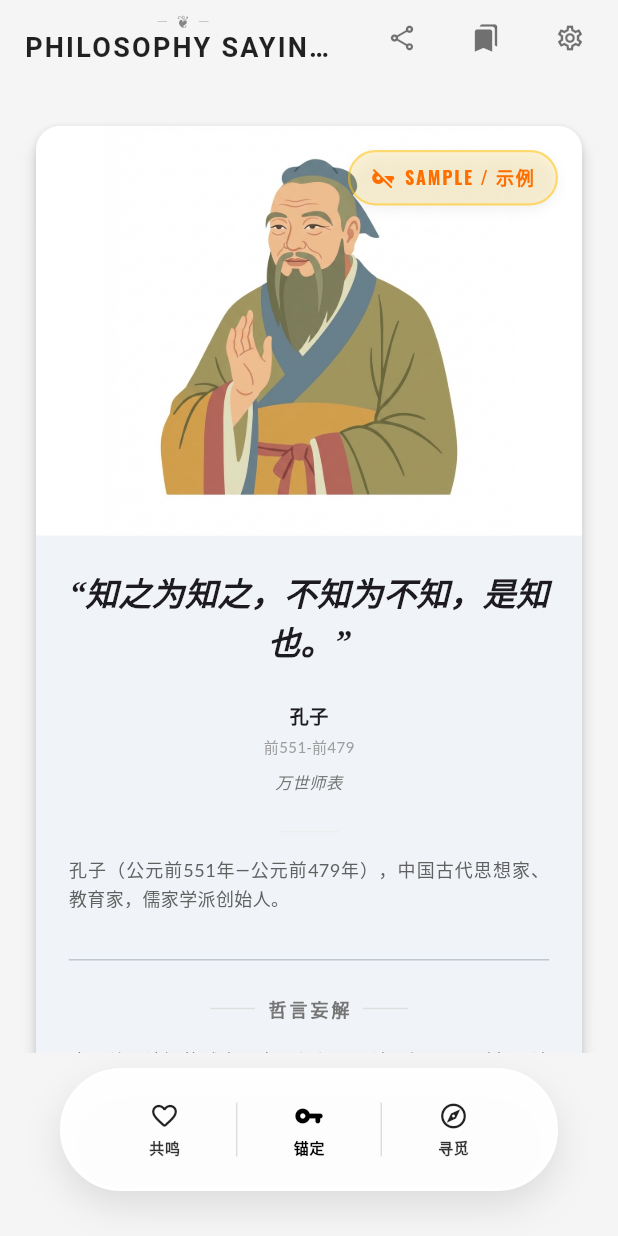
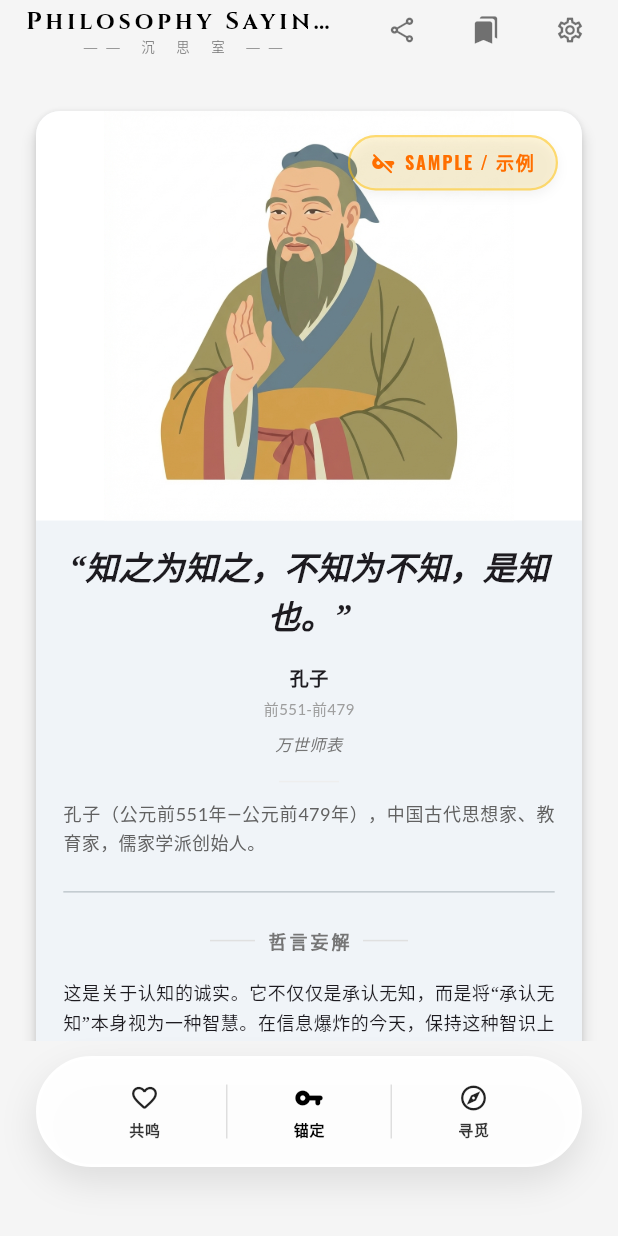
Before and after one commit to Sparkle6979/PhilosophySayings, a Flutter app: the HomePage screen opened directly, on a phone screen of 412 x 824 dp. Run offline on Flutter 3.47's test engine with Material 3 defaults, Android fonts, the phone set to English and light mode, and no system bars; our stand-ins replace cross_file, device_preview, google_fonts, share_plus, shared_preferences, sqflite; missing offline and left inert: langchain, langchain_openai; accounts and stored records are empty.

Commit message:
style(ui): compact mobile layout to maximize content visibility

```diff
--- a/lib/ui/pages/home_page.dart
+++ b/lib/ui/pages/home_page.dart
@@ -128,24 +128,22 @@
         title: Column(
           mainAxisSize: MainAxisSize.min,
           children: [
-            // 装饰性花纹 (Typographic Decoration)
-            const Text(
-              '— ❦ —',
-              style: TextStyle(
-                fontSize: 10,
-                color: Colors.black45,
-                fontWeight: FontWeight.w300,
-                letterSpacing: 2.0,
+            const SizedBox(height: 2), // Reduced from 8
+            Text(
+              "Philosophy Sayings",
+              style: GoogleFonts.cinzel(
+                fontSize: 16, // Reduced from 18
+                fontWeight: FontWeight.w700,
+                letterSpacing: 2.5,
               ),
             ),
-            // 主标题
+            const SizedBox(height: 1), // Reduced from 4
             Text(
-              'PHILOSOPHY SAYINGS',
-              style: GoogleFonts.imFellEnglishSc(
-                fontSize: 18,
-                fontWeight: FontWeight.bold,
-                color: Colors.black87,
-                letterSpacing: 1.5,
+              "—— 沉 思 室 ——",
+              style: GoogleFonts.notoSerif(
+                fontSize: 9, // Reduced from 10
+                letterSpacing: 6.0,
+                color: Colors.black54,
               ),
             ),
           ],
@@ -154,7 +152,7 @@
         elevation: 0,
         backgroundColor: Colors.transparent, // 透明 AppBar 现代感更强
         foregroundColor: Colors.black, // 黑色文字
-        toolbarHeight: 50, // 进一步减小高度 (50 -> 40)
+        toolbarHeight: 40, // Reduced from 50
         actions: [
           IconButton(
             icon: const Icon(
@@ -311,11 +309,16 @@
                 Padding(
                   padding: const EdgeInsets.only(bottom: 30, top: 10),
                   child: Container(
-                    margin: const EdgeInsets.symmetric(horizontal: 40),
+                    margin: const EdgeInsets.fromLTRB(
+                      24,
+                      0,
+                      24,
+                      16,
+                    ), // Reduced bottom margin
                     padding: const EdgeInsets.symmetric(
-                      horizontal: 20,
-                      vertical: 12,
-                    ),
+                      horizontal: 16,
+                      vertical: 8,
+                    ), // Reduced padding
                     decoration: BoxDecoration(
                       color: Colors.white.withOpacity(
                         0.95,
--- a/lib/ui/widgets/quote_card.dart
+++ b/lib/ui/widgets/quote_card.dart
@@ -397,7 +397,10 @@
                           : null,
                     ),
                     Padding(
-                      padding: EdgeInsets.all(cardWidth * 0.06),
+                      padding: EdgeInsets.symmetric(
+                        horizontal: cardWidth * 0.05,
+                        vertical: cardWidth * 0.04,
+                      ),
                       child: Column(
                         children: [
                           Text(
@@ -409,7 +412,7 @@
                               fontStyle: FontStyle.italic,
                             ),
                           ),
-                          const SizedBox(height: 24),
+                          const SizedBox(height: 16),
                           Text(
                             quote.author,
                             style: GoogleFonts.notoSerif(
@@ -440,14 +443,14 @@
                               ),
                             ),
                           ],
-                          const SizedBox(height: 24),
+                          const SizedBox(height: 16),
                           if (quote.bio != null) ...[
                             Container(
                               width: 40,
                               height: 1,
                               color: Colors.grey[200],
                             ),
-                            const SizedBox(height: 16),
+                            const SizedBox(height: 12),
                             Text(
                               quote.bio!,
                               textAlign: TextAlign.justify,
@@ -457,7 +460,7 @@
                                 color: Colors.grey[700],
                               ),
                             ),
-                            const SizedBox(height: 24),
+                            const SizedBox(height: 16),
                           ],
                           const Divider(),
                           const SizedBox(height: 16),
```
